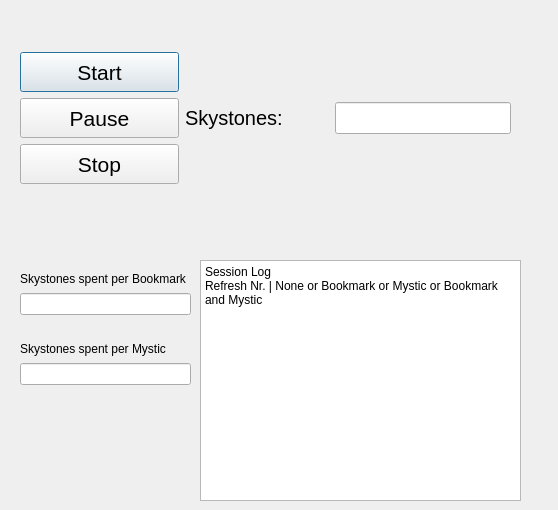
This is e7_refresher.ui in HansTheWise/Python-E7-Auto-Refresher as Qt 5 draws it before an edit. The edited form follows.
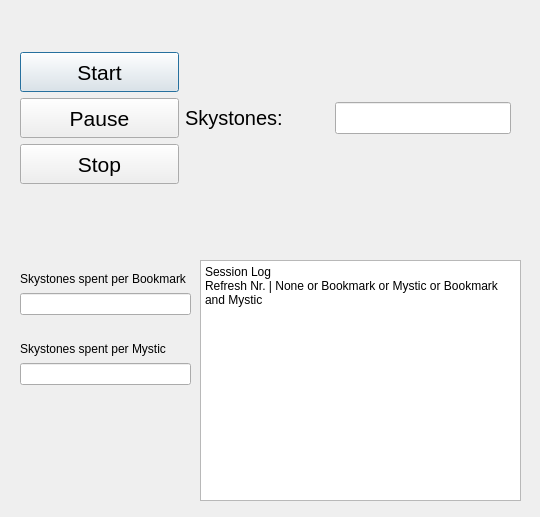
This is the edited form.

Commit message: kleine änderungen

```diff
--- a/e7_refresher.ui
+++ b/e7_refresher.ui
@@ -6,8 +6,8 @@
    <rect>
     <x>0</x>
     <y>0</y>
-    <width>558</width>
-    <height>510</height>
+    <width>540</width>
+    <height>517</height>
    </rect>
   </property>
   <property name="windowTitle">
```
Left out of the diff: 14 changed lines with no effect on the pictures. The commit also changes 1 other file.
